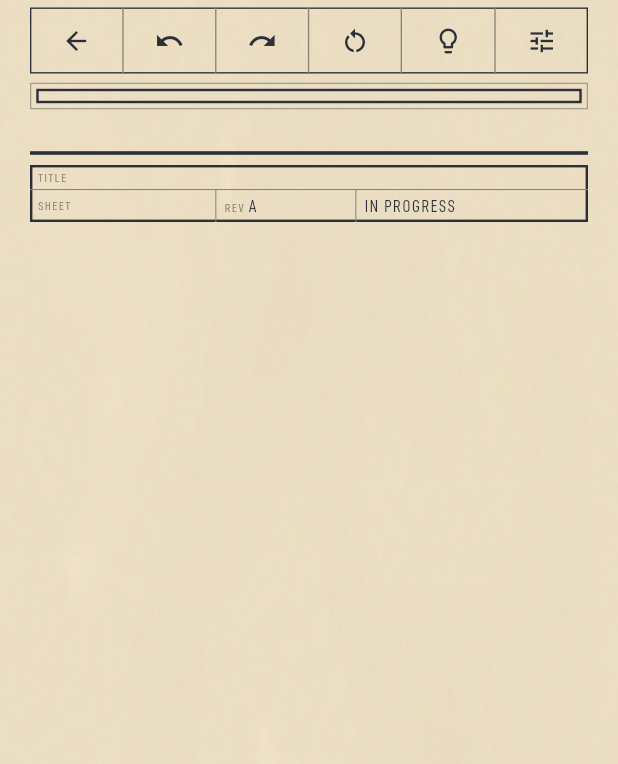
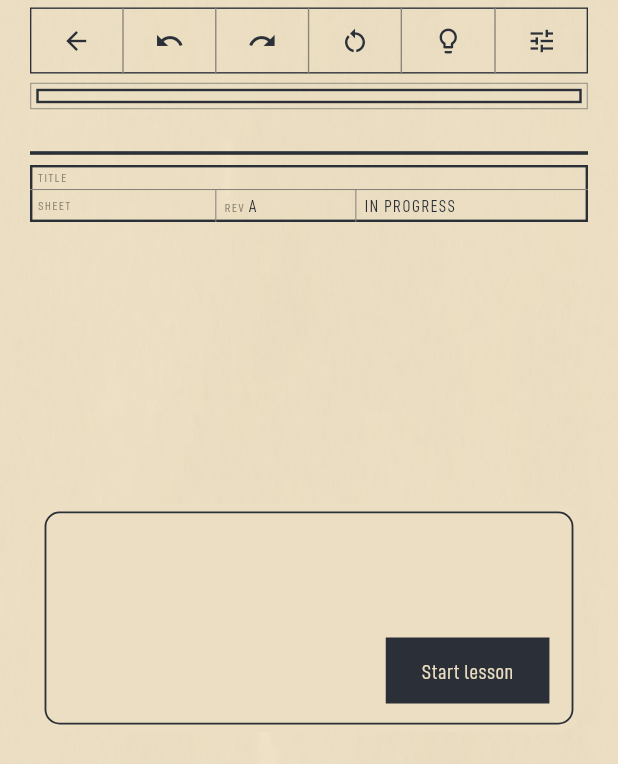
Before and after one commit to dominiqueferraz/dark-port, a Flutter app: the PuzzleConsole screen opened directly with empty values, on a phone screen of 412 x 824 dp. Shown: the top 764 px of the screen. Run offline on Flutter 3.47's test engine with Material 3 defaults, Android fonts, the phone set to English and light mode, and no system bars; our stand-ins replace just_audio; missing offline and left inert: audio_session.

Commit message:
Guide players on their first tutorial visit

```diff
--- /dev/null
+++ b/lib/lesson_guide.dart
@@ -0,0 +1,160 @@
+import 'package:flutter/material.dart';
+
+import 'drafting_theme.dart';
+import 'sheet_style.dart';
+
+class LessonGuide extends StatefulWidget {
+  const LessonGuide({
+    super.key,
+    required this.title,
+    required this.goal,
+    required this.notes,
+    required this.onStart,
+  });
+
+  final String title;
+  final String? goal;
+  final List<String> notes;
+  final VoidCallback onStart;
+
+  @override
+  State<LessonGuide> createState() => _LessonGuideState();
+}
+
+class _LessonGuideState extends State<LessonGuide> {
+  final _scroll = ScrollController();
+
+  @override
+  void dispose() {
+    _scroll.dispose();
+    super.dispose();
+  }
+
+  @override
+  Widget build(BuildContext context) {
+    final sheet = context.sheet;
+    const textInsets = EdgeInsets.only(left: 16, right: 23);
+    const goalGap = 8.0;
+    final ruleColor = sheet.faint.withValues(alpha: .65);
+
+    return Material(
+      color: sheet.paper,
+      shape: RoundedRectangleBorder(
+        borderRadius: BorderRadius.circular(10),
+        side: BorderSide(color: sheet.ink, width: 1.2),
+      ),
+      child: Padding(
+        padding: const EdgeInsets.only(top: 14, bottom: 12),
+        child: Column(
+          mainAxisSize: MainAxisSize.min,
+          crossAxisAlignment: CrossAxisAlignment.stretch,
+          children: [
+            Flexible(
+              child: RawScrollbar(
+                controller: _scroll,
+                thumbVisibility: true,
+                thickness: 3,
+                crossAxisMargin: 16,
+                thumbColor: ruleColor,
+                child: SingleChildScrollView(
+                  controller: _scroll,
+                  child: Column(
+                    crossAxisAlignment: CrossAxisAlignment.stretch,
+                    children: [
+                      Padding(
+                        padding: textInsets,
+                        child: Column(
+                          crossAxisAlignment: CrossAxisAlignment.start,
+                          spacing: goalGap,
+                          children: [
+                            Semantics(
+                              header: true,
+                              child: Text(
+                                widget.title,
+                                style: draftingLettering(
+                                  17,
+                                  color: sheet.ink,
+                                  spacing: .4,
+                                ),
+                              ),
+                            ),
+                            if (widget.goal case final goal?)
+                              Text(
+                                goal,
+                                style: draftingLettering(
+                                  23,
+                                  color: sheet.ink,
+                                  spacing: .3,
+                                ),
+                              ),
+                          ],
+                        ),
+                      ),
+                      if (widget.notes.isNotEmpty) ...[
+                        if (widget.goal != null)
+                          Divider(
+                            height: 2 * goalGap + 1,
+                            thickness: 1,
+                            color: ruleColor,
+                          )
+                        else
+                          const SizedBox(height: goalGap),
+                        Padding(
+                          padding: textInsets,
+                          child: Column(
+                            crossAxisAlignment: CrossAxisAlignment.start,
+                            children: [
+                              for (final (index, note)
+                                  in widget.notes.indexed) ...[
+                                if (index > 0)
+                                  SizedBox(
+                                    width: 22,
+                                    child: Divider(
+                                      height: 17,
+                                      thickness: 1,
+                                      color: ruleColor,
+                                    ),
+                                  ),
+                                Text(
+                                  note,
+                                  style: draftingLettering(
+                                    14,
+                                    color: sheet.ink,
+                                    spacing: .2,
+                                  ),
+                                ),
+                              ],
+                            ],
+                          ),
+                        ),
+                      ],
+                    ],
+                  ),
+                ),
+              ),
+            ),
+            const SizedBox(height: 12),
+            Padding(
+              padding: const EdgeInsets.symmetric(horizontal: 16),
+              child: Align(
+                alignment: Alignment.centerRight,
+                child: FilledButton(
+                  autofocus: true,
+                  onPressed: widget.onStart,
+                  style: FilledButton.styleFrom(
+                    minimumSize: const Size(0, 44),
+                    shape: const RoundedRectangleBorder(),
+                  ),
+                  child: Text(
+                    'Start lesson',
+                    style: draftingLettering(14, spacing: .3),
+                  ),
+                ),
+              ),
+            ),
+          ],
+        ),
+      ),
+    );
+  }
+}
--- a/lib/puzzle_console.dart
+++ b/lib/puzzle_console.dart
@@ -7,6 +7,7 @@ import 'drafting_controls.dart';
 import 'drafting_grid.dart';
 import 'drafting_theme.dart';
 import 'endless_levels.dart';
+import 'lesson_guide.dart';
 import 'settings_screen.dart';
 import 'sheet_style.dart';
 import 'solution_stars.dart';
@@ -47,12 +48,14 @@ class PuzzleNavigation {
     required this.backLabel,
     required this.onBack,
     this.backIcon = Icons.arrow_back,
+    this.onStartLesson,
     this.advance,
   });
 
   final String backLabel;
   final VoidCallback onBack;
   final IconData backIcon;
+  final VoidCallback? onStartLesson;
   final ({String label, IconData icon, VoidCallback onPressed})? advance;
 }
 
@@ -88,23 +91,41 @@ class PuzzleConsole extends StatelessWidget {
   static const _awardSize = 16.0;
   static const _awardInset = 4.0;
   static const _awardCell = _awardSize + 2 * _awardInset;
+  static const _blueprintFlex = 7;
+  static const _infoFlex = 3;
   // Seven toolbar buttons have room for their icons and the ruled dividers.
   static const _minSettingsToolbarWidth = 232.0;
 
   @override
-  Widget build(BuildContext context) => DraftingScaffold(
+  Widget build(BuildContext context) {
+    final startLesson = navigation.onStartLesson;
+    final guide = startLesson == null
+        ? null
+        : LessonGuide(
+            key: const ValueKey('lesson-guide'),
+            title: brief.title,
+            goal: brief.goal,
+            notes: brief.notes,
+            onStart: startLesson,
+          );
+    return DraftingScaffold(
       balanceVerticalInsets: true,
       child: Semantics(
         container: true,
         explicitChildNodes: true,
-      label: brief.title,
+        label: guide == null ? brief.title : null,
         child: LayoutBuilder(
           builder: (context, constraints) => useConsoleColumns(constraints)
-            ? _wideLayout(context)
-            : _stackedLayout(context),
+              ? _wideLayout(context, guide)
+              : _withGuide(
+                  console: _stackedLayout(context),
+                  guide: guide,
+                  wide: false,
+                ),
         ),
       ),
     );
+  }
 
   Widget _stackedLayout(BuildContext context) => Align(
     alignment: Alignment.topCenter,
@@ -148,16 +169,19 @@ class PuzzleConsole extends StatelessWidget {
     ),
   );
 
-  Widget _wideLayout(BuildContext context) {
+  double _controlWidth(BuildContext context, double width) {
+    final available = width - DraftingSheetFrame.panelGap;
+    final reservedWidth = available * _infoFlex / (_blueprintFlex + _infoFlex);
+    return SheetLook.changerOf(context) == null
+        ? reservedWidth
+        : math.max(reservedWidth, _minSettingsToolbarWidth);
+  }
+
+  Widget _wideLayout(BuildContext context, Widget? guide) {
     return DraftingSheet(
       child: LayoutBuilder(
-        builder: (context, constraints) {
-          final available = constraints.maxWidth - DraftingSheetFrame.panelGap;
-          final reservedWidth = available * .3;
-          final controlWidth = SheetLook.changerOf(context) == null
-              ? reservedWidth
-              : math.max(reservedWidth, _minSettingsToolbarWidth);
-          return Row(
+        builder: (context, constraints) => _withGuide(
+          console: Row(
             crossAxisAlignment: CrossAxisAlignment.stretch,
             children: [
               Expanded(
@@ -167,13 +191,70 @@ class PuzzleConsole extends StatelessWidget {
                 ),
               ),
               const SizedBox(width: DraftingSheetFrame.panelGap),
-              SizedBox(width: controlWidth, child: _wideControls(context)),
+              SizedBox(
+                width: _controlWidth(context, constraints.maxWidth),
+                child: _wideControls(context),
+              ),
             ],
+          ),
+          guide: guide,
+          wide: true,
+        ),
+      ),
+    );
+  }
+
+  Widget _withGuide({
+    required Widget console,
+    required Widget? guide,
+    required bool wide,
+  }) => Stack(
+    fit: StackFit.passthrough,
+    children: [
+      ExcludeSemantics(
+        excluding: guide != null,
+        child: ExcludeFocus(
+          excluding: guide != null,
+          child: AbsorbPointer(absorbing: guide != null, child: console),
+        ),
+      ),
+      if (guide != null)
+        Positioned.fill(
+          child: LayoutBuilder(
+            builder: (context, constraints) {
+              final available = constraints.maxWidth;
+              final width = math.min(366.0, available * (wide ? .63 : .88));
+              final gap = DraftingSheetFrame.panelGap;
+              final seam =
+                  available - _controlWidth(context, available) - gap / 2;
+              // Leave more of the narrower info column visible.
+              final left = wide ? seam - width * .64 : (available - width) / 2;
+              return Padding(
+                padding: EdgeInsets.fromLTRB(
+                  left,
+                  18,
+                  available - left - width,
+                  18,
+                ),
+                child: Center(
+                  child: DecoratedBox(
+                    decoration: BoxDecoration(
+                      // A strip of paper breaks the lines behind the card border.
+                      color: context.sheet.paper,
+                      borderRadius: BorderRadius.circular(15),
+                    ),
+                    child: Padding(
+                      padding: const EdgeInsets.all(5),
+                      child: guide,
+                    ),
+                  ),
+                ),
               );
             },
           ),
+        ),
+    ],
   );
-  }
 
   Widget _wideControls(BuildContext context) => Padding(
     padding: EdgeInsets.only(top: draftingGridMargins.top),
```
Also changed, not shown: lib/game_shell.dart (+11 -1 lines), lib/tutorial.dart (+13 -15 lines), 5 other files. Lines whose indentation alone changed are shown as unchanged.
